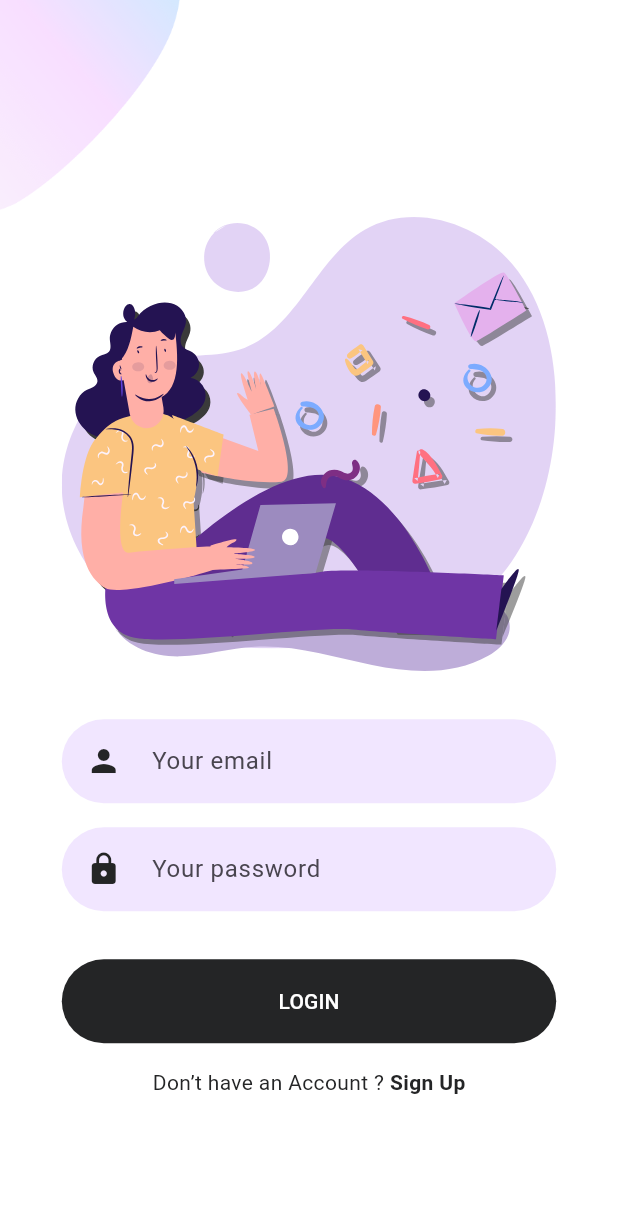
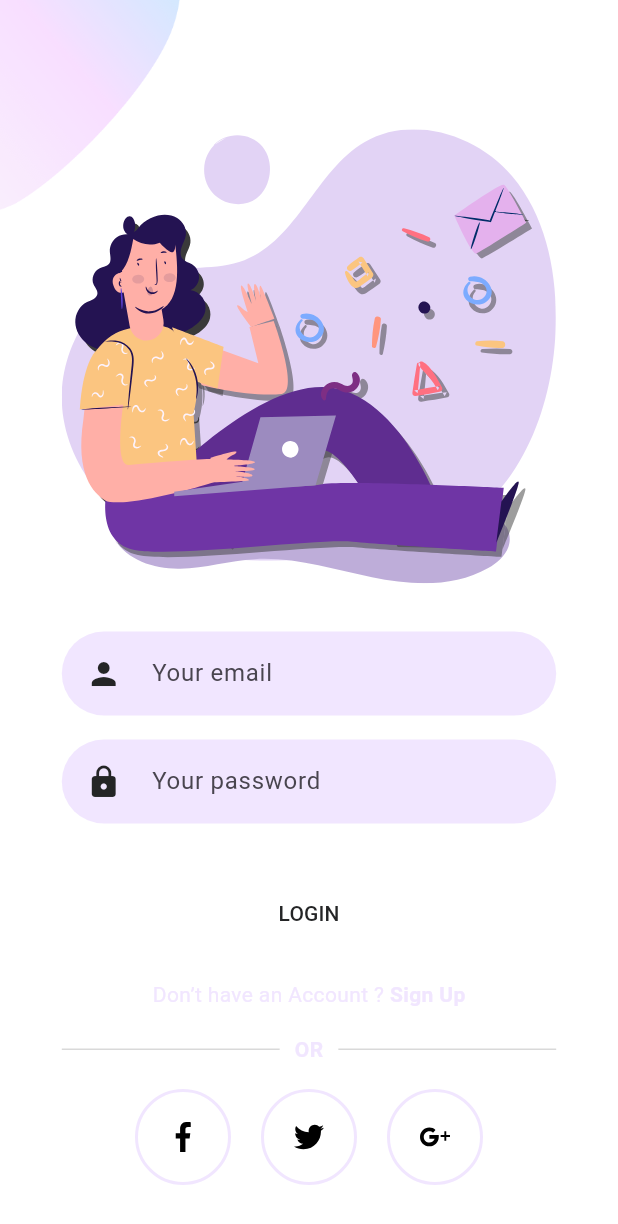
Before and after one commit to first0627/chatAI, a Flutter app: the screen it shows after launch, on a phone screen of 412 x 824 dp. Shown: the top 1224 px of the screen. Run offline on Flutter 3.47's test engine with Material 3 defaults, Android fonts, the phone set to English and light mode, and no system bars; our stand-ins replace cloud_firestore, firebase_auth, firebase_core, flutter_dotenv, flutter_riverpod, flutter_svg and 2 more; accounts and stored records are empty.

Commit message:
colortheme

```diff
--- a/lib/clean_arcitecture/presentation/widgets/already_have_an_account_acheck.dart
+++ b/lib/clean_arcitecture/presentation/widgets/already_have_an_account_acheck.dart
@@ -18,14 +18,14 @@ class AlreadyHaveAnAccountCheck extends StatelessWidget {
       children: <Widget>[
         Text(
           login ? "Don’t have an Account ? " : "Already have an Account ? ",
-          style: const TextStyle(color: kPrimaryColor),
+          style: const TextStyle(color: kPrimaryLightColor),
         ),
         GestureDetector(
           onTap: press as void Function()?,
           child: Text(
             login ? "Sign Up" : "Sign In",
             style: const TextStyle(
-              color: kPrimaryColor,
+              color: kPrimaryLightColor,
               fontWeight: FontWeight.bold,
             ),
           ),
--- a/lib/clean_arcitecture/presentation/widgets/chat/popup_menu_card.dart
+++ b/lib/clean_arcitecture/presentation/widgets/chat/popup_menu_card.dart
@@ -14,6 +14,7 @@ class PopupMenuCard extends StatelessWidget {
   Future<void> signOut() async {
     print("signOut");
     await FirebaseAuth.instance.signOut();
+
     router.push('/login');
   }
 
--- a/lib/clean_arcitecture/presentation/widgets/login/login_form.dart
+++ b/lib/clean_arcitecture/presentation/widgets/login/login_form.dart
@@ -5,6 +5,7 @@ import 'package:go_router/go_router.dart';
 import '../../../../constants.dart';
 import '../../pages/signup_screen.dart';
 import '../already_have_an_account_acheck.dart';
+import '../signup/socal_sign_up.dart';
 
 class LoginForm extends StatefulWidget {
   const LoginForm({super.key});
@@ -69,6 +70,7 @@ class _LoginFormState extends State<LoginForm> {
               );
             },
           ),
+          SocalSignUp(),
         ],
       ),
     );
@@ -88,6 +90,7 @@ class _LoginFormState extends State<LoginForm> {
         await _showCuteAlertDialog('이메일 인증이 완료되지 않았습니다. 이메일을 확인해주세요.');
       } else {
         // 로그인 성공 후 처리
+        print('로그인 성공: ${userCredential.user?.uid}');
         print(userCredential.user!.uid);
         context.push('/chat');
         // 여기에 로그인 후 이동할 페이지 또는 로직을 추가합니다.
--- a/lib/clean_arcitecture/presentation/widgets/signup/or_divider.dart
+++ b/lib/clean_arcitecture/presentation/widgets/signup/or_divider.dart
@@ -19,7 +19,7 @@ class OrDivider extends StatelessWidget {
             child: Text(
               "OR",
               style: TextStyle(
-                color: kPrimaryColor,
+                color: kPrimaryLightColor,
                 fontWeight: FontWeight.w600,
               ),
             ),
--- a/lib/main.dart
+++ b/lib/main.dart
@@ -50,8 +50,8 @@ class MyApp extends ConsumerWidget {
         elevatedButtonTheme: ElevatedButtonThemeData(
           style: ElevatedButton.styleFrom(
             elevation: 0,
-            foregroundColor: Colors.white,
-            backgroundColor: kPrimaryColor,
+            foregroundColor: kPrimaryColor,
+            backgroundColor: Colors.white,
             shape: const StadiumBorder(),
             maximumSize: const Size(double.infinity, 56),
             minimumSize: const Size(double.infinity, 56),
--- a/lib/route/router.dart
+++ b/lib/route/router.dart
@@ -21,6 +21,9 @@ final router = GoRouter(
     final isLoggedIn = FirebaseAuth.instance.currentUser != null;
     final isLoggingIn = state.matchedLocation == '/login';
     //final isLoggingIn = state.subloc == '/login';
+
+    print('라우터');
+    print(FirebaseAuth.instance.currentUser?.uid);
 
     // 로그인 상태이고, 로그인 페이지가 아니면 ChatScreen으로 리디렉션
     if (isLoggedIn && !isLoggingIn) {
```
Also changed, not shown: lib/clean_arcitecture/data/data_sources/chat_message_data_source.dart (+7 -6 lines), lib/clean_arcitecture/presentation/widgets/signup/socal_sign_up.dart (+3 -6 lines).
